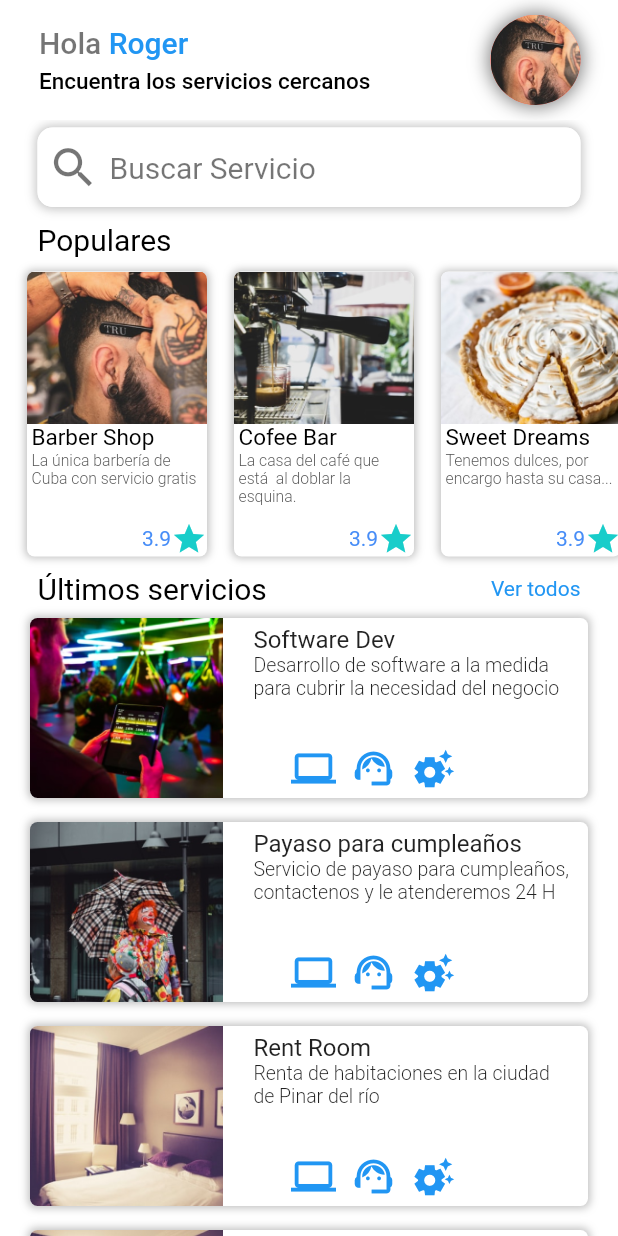
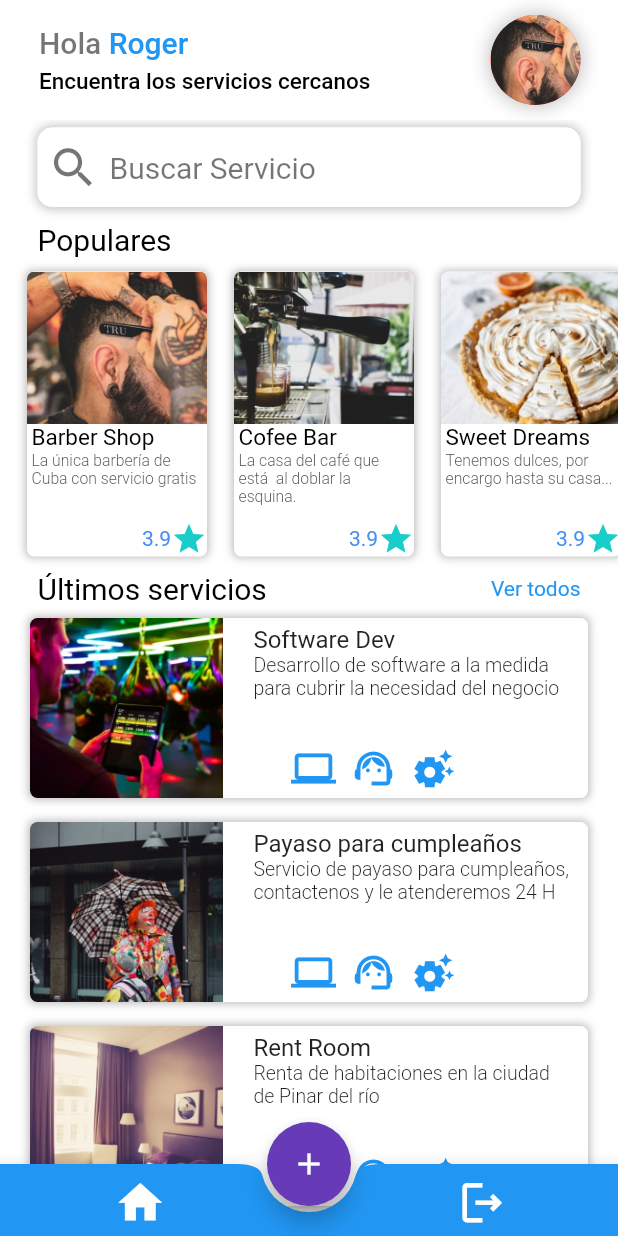
Before and after one commit to rogerordaz1/findit, a Flutter app: the screen it shows after launch, on a phone screen of 412 x 824 dp. Run offline on Flutter 3.47's test engine with Material 2 defaults, Android fonts, the light colour scheme and no system bars; our stand-ins replace get.

Commit message:
botton Appbar hecho

```diff
--- a/lib/wiews/home.dart
+++ b/lib/wiews/home.dart
@@ -72,7 +72,35 @@ class HomePage extends StatelessWidget {
             ],
           ),
         ),
-        ));
+      ),
+      bottomNavigationBar: BottomAppBar(
+        shape: const CircularNotchedRectangle(),
+        child: Row(
+          mainAxisAlignment: MainAxisAlignment.center,
+          children: [
+            IconButton(
+              icon: const Icon(Icons.home, size: 35, color: Colors.white),
+              onPressed: () {},
+            ),
+            const SizedBox(
+              width: 180,
+            ),
+            IconButton(
+              icon: const Icon(Icons.logout_outlined,
+                  size: 35, color: Colors.white),
+              onPressed: () {},
+            ),
+          ],
+        ),
+        color: Colors.blue,
+      ),
+      floatingActionButtonLocation: FloatingActionButtonLocation.centerDocked,
+      floatingActionButton: FloatingActionButton(
+        onPressed: () {},
+        child: const Icon(Icons.add),
+      ),
+      extendBody: true,
+    );
   }
 
   Padding _ultimosServiciosTittle(BuildContext context) {
@@ -142,7 +170,9 @@ class HomePage extends StatelessWidget {
               color: Colors.white,
               boxShadow: [
                 BoxShadow(
-                    blurRadius: 10, color: Colors.black54, spreadRadius: 1)
+                    blurRadius: 10,
+                    color: Color.fromRGBO(0, 0, 0, 0.25),
+                    spreadRadius: 1)
               ],
             ),
             child: const CircleAvatar(
```
Lines whose indentation alone changed are shown as unchanged.
